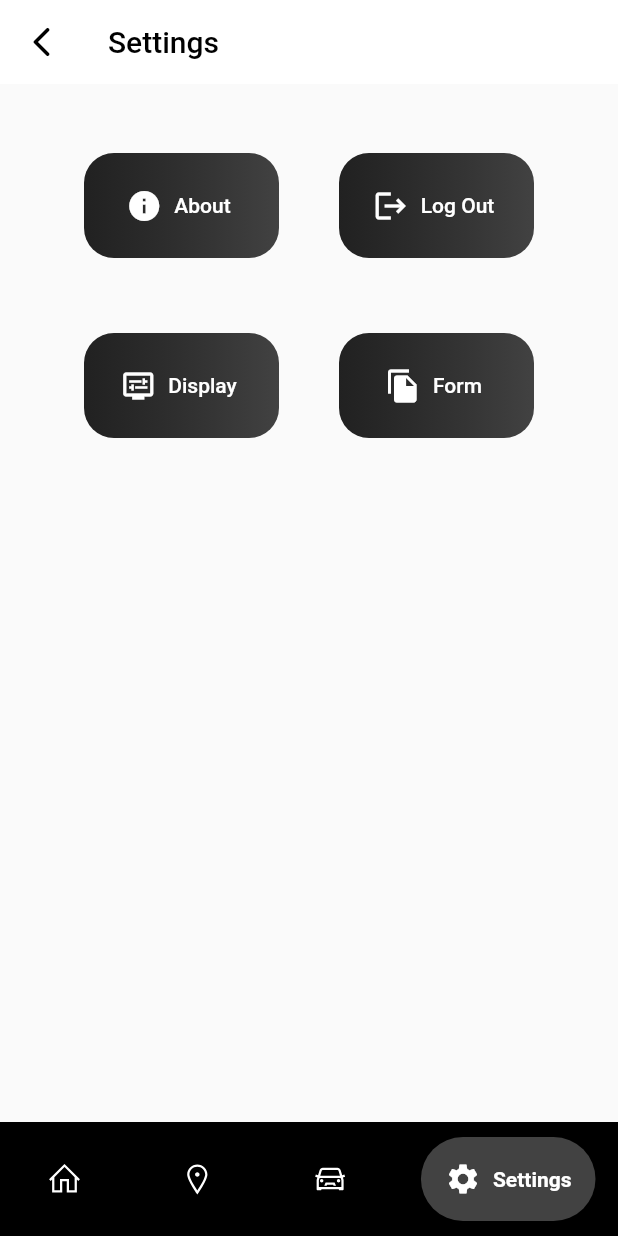
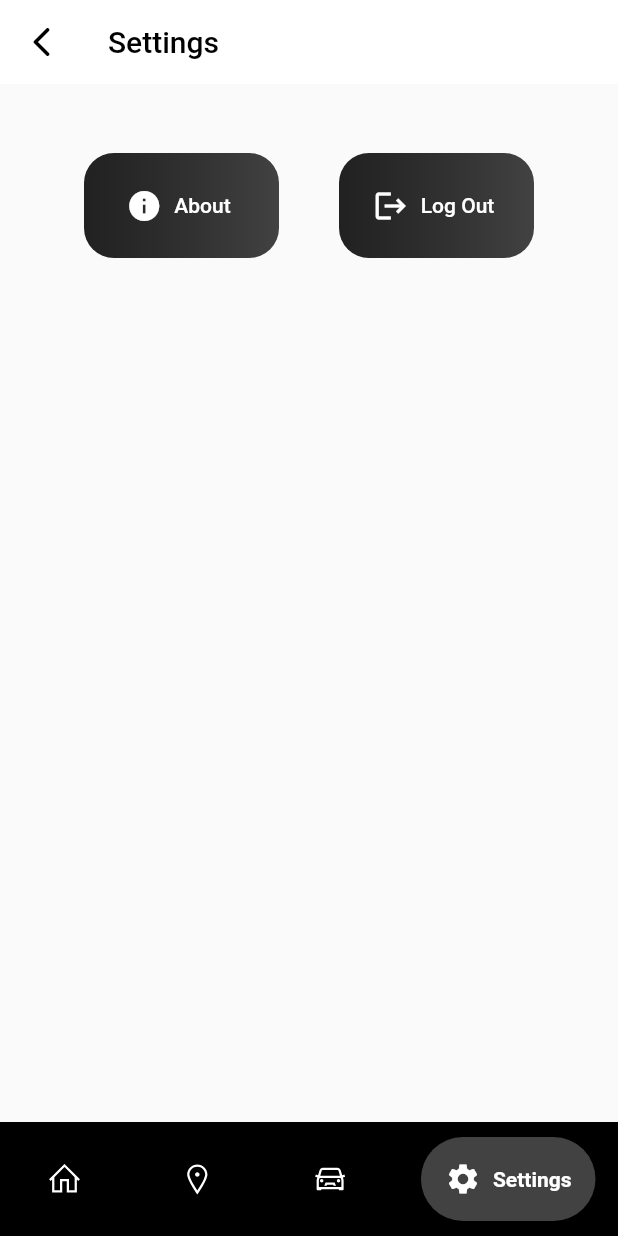
Before and after one commit to dhiyanesh-cyber/car-parking, a Flutter app: the SettingsPage screen opened by its route, on a phone screen of 412 x 824 dp. Run offline on Flutter 3.47's test engine with Material 2 defaults, Android fonts, the phone set to English and light mode, and no system bars; drawn by our look-alikes of google_nav_bar; our stand-ins replace cloud_firestore, firebase_auth, firebase_core, firebase_storage, google_maps_flutter, image_picker and 2 more; accounts and stored records are empty.

Commit message:
local commit

```diff
--- a/lib/settings_page.dart
+++ b/lib/settings_page.dart
@@ -81,7 +81,10 @@ class SettingsPage extends StatelessWidget {
                     child: ElevatedButton.icon(
                       onPressed: () {
                         // Navigate to the AboutPage.
-                        Navigator.pushNamed(context, '/aboutUs');
+                       navigateWithAnimation(
+                    animationType: AnimationType.customSlide,
+                    context: context,
+                    pageClass: () => SettingsPage());
                       },
                       icon: Icon(Icons.info),
                       label: Text(
@@ -124,70 +127,6 @@ class SettingsPage extends StatelessWidget {
                       ),
                     ),
                   ),
-
-
-                ],
-              ),
-              SizedBox(
-                height: 50,
-              ),
-              Row(
-                mainAxisAlignment: MainAxisAlignment.spaceEvenly,
-                children: [
-                  Container(
-                    height: 70.0,
-                    width: 130,
-                    decoration: BoxDecoration(
-                      borderRadius: BorderRadius.circular(20),
-                      gradient: LinearGradient(
-                        colors: [Colors.black87, Colors.grey.shade800],
-                      ),
-                    ),
-                    child: ElevatedButton.icon(
-                      onPressed: () {
-                        // Log out the user and navigate to the LoginPage.
-                        Navigator.pushNamed(context, '/displayPage');
-                      },
-                      icon: Icon(Icons.display_settings),
-                      label: Text('Display'),
-                      style: ElevatedButton.styleFrom(
-                        backgroundColor: Colors.transparent,
-                        shadowColor: Colors.transparent,
-
-                        shape: RoundedRectangleBorder(
-                          borderRadius: BorderRadius.circular(10),
-                        ),
-                      ),
-                    ),
-                  ),
-
-                  Container(
-                    height: 70.0,
-                    width: 130,
-                    decoration: BoxDecoration(
-                      borderRadius: BorderRadius.circular(20),
-                      gradient: LinearGradient(
-                        colors: [Colors.black87, Colors.grey.shade800],
-                      ),
-                    ),
-                    child: ElevatedButton.icon(
-                      onPressed: () {
-                        // Log out the user and navigate to the LoginPage.
-                        Navigator.pushNamed(context, '/form');
-                      },
-                      icon: Icon(Icons.file_copy),
-                      label: Text('Form'),
-                      style: ElevatedButton.styleFrom(
-                        backgroundColor: Colors.transparent,
-                        shadowColor: Colors.transparent,
-
-                        shape: RoundedRectangleBorder(
-                          borderRadius: BorderRadius.circular(10),
-                        ),
-                      ),
-                    ),
-                  ),
-
                 ],
               ),
               SizedBox(height: 16), // Add some spacing between buttons
```
